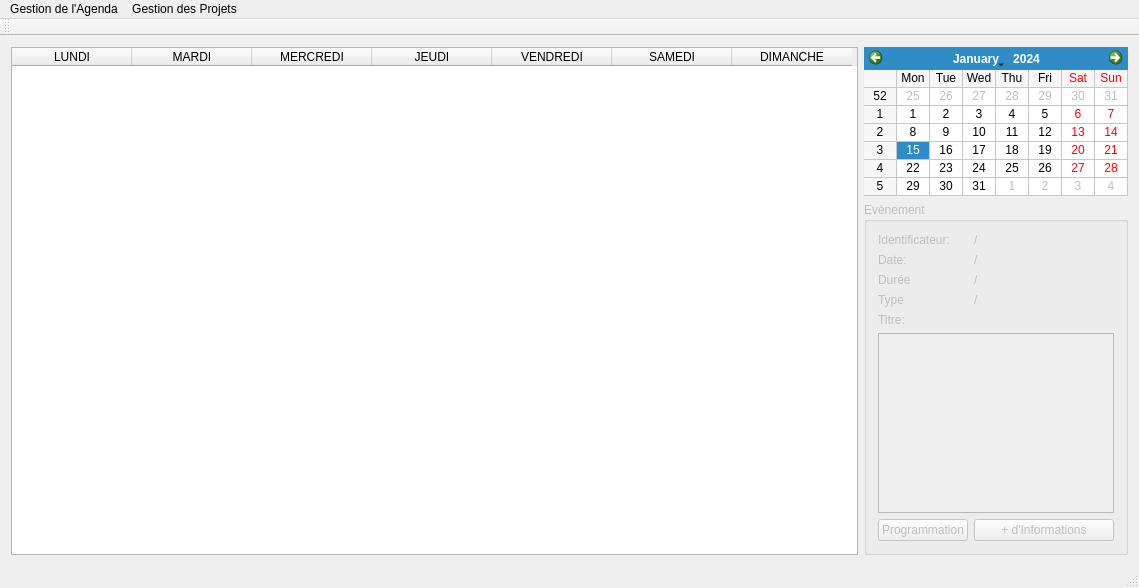
Old version of the form Project_Calendar/GUI/mainwindow.ui in the repository Stardust1002/Project_Calendar.
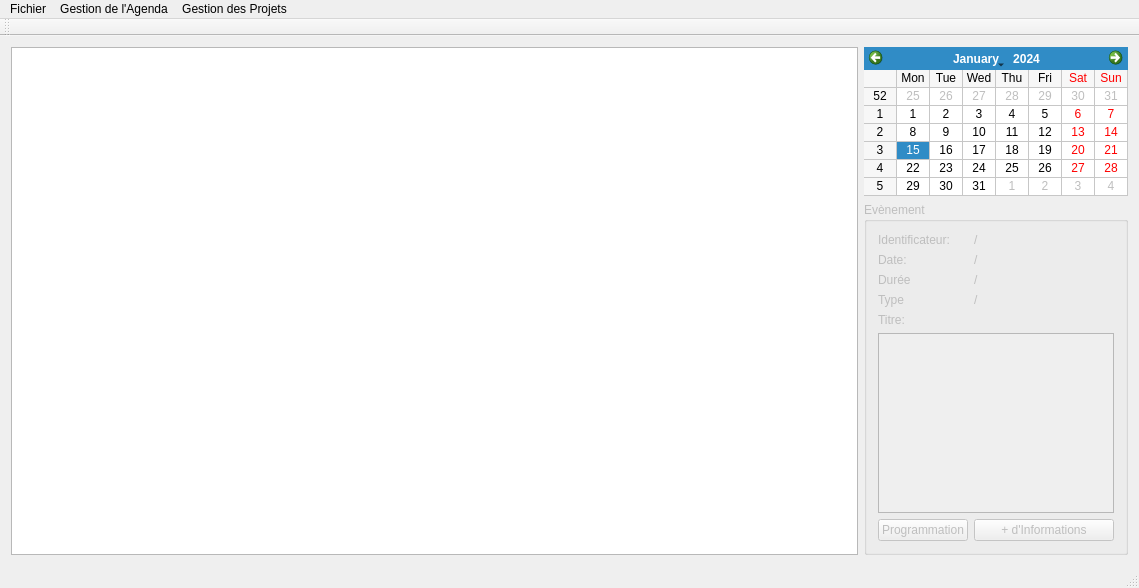
New version of the form.

```diff
--- a/Project_Calendar/GUI/mainwindow.ui
+++ b/Project_Calendar/GUI/mainwindow.ui
@@ -57,7 +57,7 @@
          <bool>true</bool>
         </property>
         <attribute name="horizontalHeaderVisible">
-         <bool>true</bool>
+         <bool>false</bool>
         </attribute>
         <attribute name="horizontalHeaderCascadingSectionResizes">
          <bool>false</bool>
@@ -246,10 +246,10 @@
      <x>0</x>
      <y>0</y>
      <width>1139</width>
-     <height>21</height>
+     <height>20</height>
     </rect>
    </property>
-   <widget class="QMenu" name="menuHello_World">
+   <widget class="QMenu" name="menuGestion_Agenda">
     <property name="title">
      <string>Gestion de l'Agenda</string>
     </property>
@@ -278,7 +278,15 @@
     <addaction name="menuCr_er_une_T_che"/>
     <addaction name="actionCr_er_un_Projet"/>
    </widget>
-   <addaction name="menuHello_World"/>
+   <widget class="QMenu" name="menuFichier">
+    <property name="title">
+     <string>Fichier</string>
+    </property>
+    <addaction name="actionOuvrir"/>
+    <addaction name="actionEnregistrer_Sous"/>
+   </widget>
+   <addaction name="menuFichier"/>
+   <addaction name="menuGestion_Agenda"/>
    <addaction name="menuGestion_des_Projets"/>
   </widget>
   <widget class="QToolBar" name="mainToolBar">
```
Left out of the diff: 38 changed lines with no effect on the pictures.
